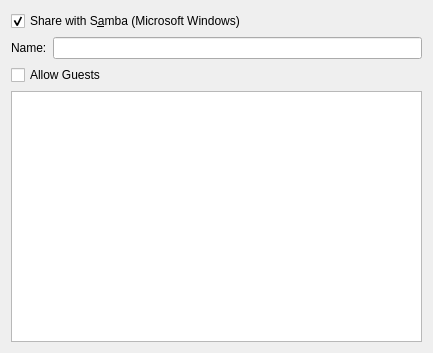
Above: samba/filepropertiesplugin/sambausershareplugin.ui from KDE/kdenetwork-filesharing before the change. Below: the same form after it.
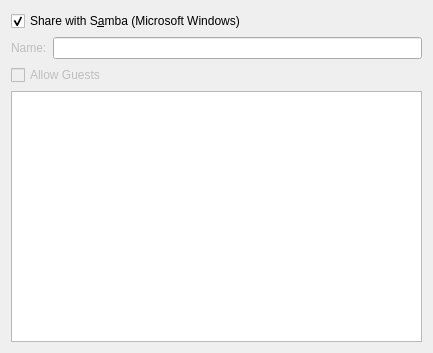
That is the form after the change. Custom widgets are drawn as their Qt base class.

Commit message:
Enable and disable UI controls properly based on sharing status
Summary:
When a folder isn't shared, all of the UI controls that depend on it being shared
should be disabled.

FIXED-IN: 19.04.1

Test Plan: {F6828673, size=full, loop=true, autoplay=true}

Reviewers: #vdg, filipf

Reviewed By: #vdg, filipf

What changed in the file:
```diff
--- a/samba/filepropertiesplugin/sambausershareplugin.ui
+++ b/samba/filepropertiesplugin/sambausershareplugin.ui
@@ -32,6 +32,9 @@
      </property>
      <item row="0" column="0">
       <widget class="QLabel" name="textLabel1">
+       <property name="enabled">
+        <bool>false</bool>
+       </property>
        <property name="text">
         <string>Name:</string>
        </property>
@@ -50,7 +53,7 @@
      <item>
       <widget class="QCheckBox" name="sambaAllowGuestChk">
        <property name="enabled">
-        <bool>true</bool>
+        <bool>false</bool>
        </property>
        <property name="text">
         <string>Allow Guests</string>
```
The commit also changes 1 other file.
